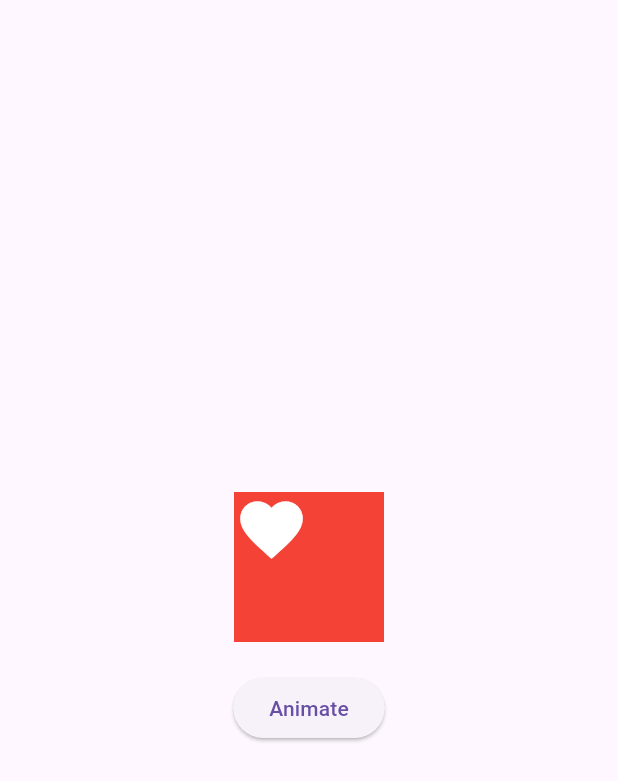
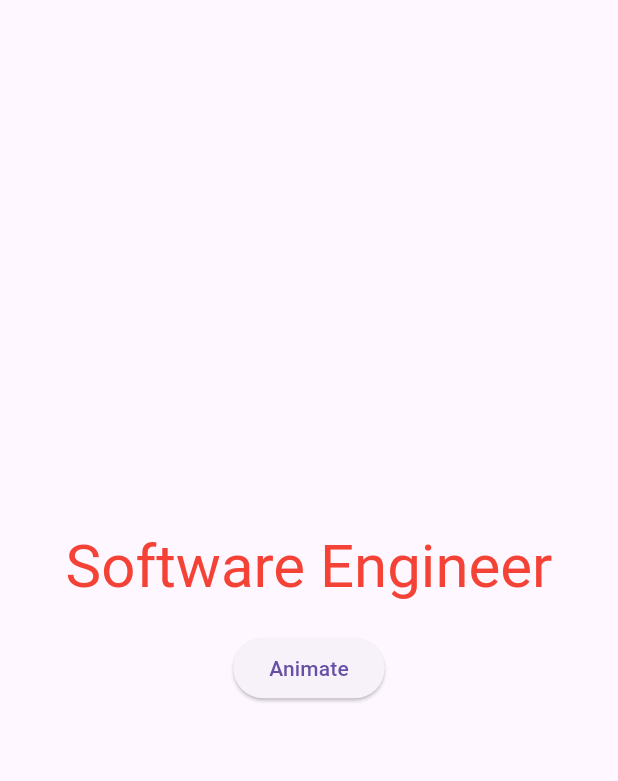
Before and after one commit to Eslam-Hossam1/animation_app, a Flutter app: the screen it shows after launch, on a phone screen of 412 x 824 dp. Shown: the top 781 px of the screen. Run offline on Flutter 3.47's test engine with Material 3 defaults, Android fonts, the phone set to English and light mode, and no system bars.

Commit message:
feat(animated-default-text-style): create animated default text style

```diff
--- a/lib/animations_view.dart
+++ b/lib/animations_view.dart
@@ -42,26 +42,12 @@ class _AnimatedCategoriesState extends State<AnimatedCategories> {
   Widget build(BuildContext context) {
     return Column(
       children: [
-        Container(
-          color: Colors.red,
-          height: 100,
-          width: 100,
-          child: AnimatedCrossFade(
-            firstChild: Icon(
-              Icons.favorite,
-              color: Colors.white,
-              size: 50,
-            ),
-            secondChild: FlutterLogo(
-              size: 50,
-            ),
-            crossFadeState: showFirst
-                ? CrossFadeState.showFirst
-                : CrossFadeState.showSecond,
-            duration: Duration(
-              milliseconds: 500,
-            ),
-          ),
+        AnimatedDefaultTextStyle(
+          style: showFirst
+              ? TextStyle(fontSize: 40, color: Colors.red)
+              : TextStyle(fontSize: 20, color: Colors.blue),
+          duration: Duration(milliseconds: 300),
+          child: showFirst ? Text('Software Engineer') : Text('Eslam Hossam'),
         ),
         SizedBox(
           height: 20,
```
